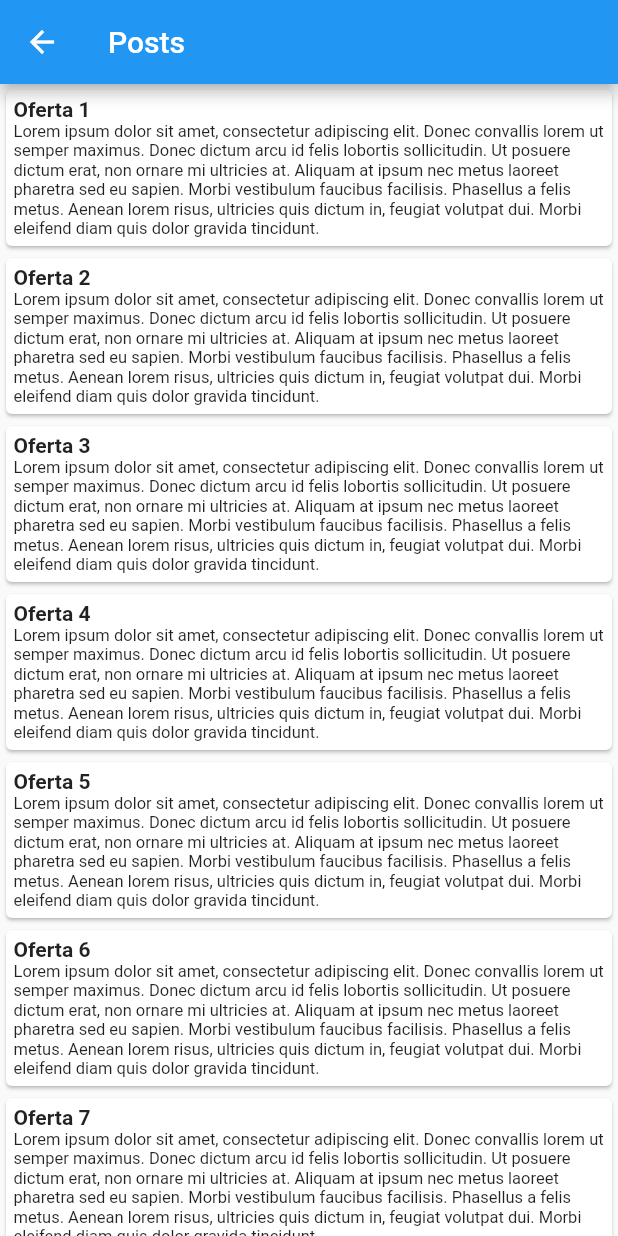
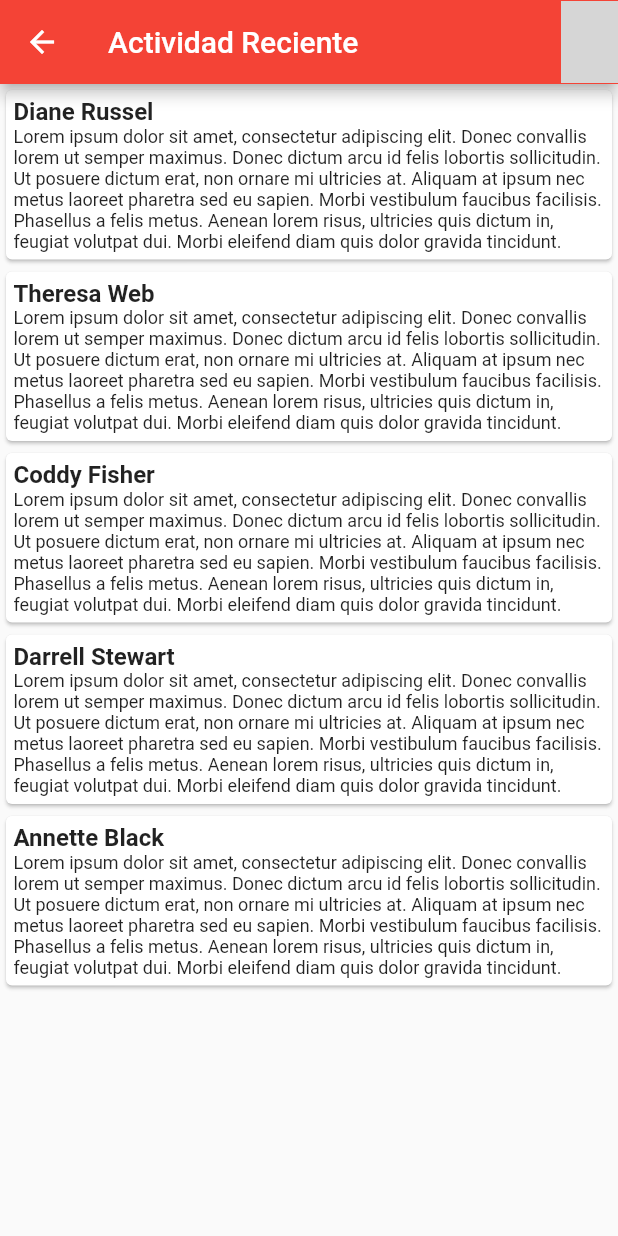
Before and after one commit to MinticUninorteAppMovil/VaultAnimeSprint1, a Flutter app: the ContentPage screen opened by its route, on a phone screen of 412 x 824 dp. Run offline on Flutter 3.47's test engine with Material 2 defaults, Android fonts, the phone set to English and light mode, and no system bars; network calls fail; grey boxes are pictures that could not be loaded.

Commit message:
actualizado Nov 24 16:28

```diff
--- a/lib/ui/app.dart
+++ b/lib/ui/app.dart
@@ -1,5 +1,6 @@
 import 'package:flutter/material.dart';
 import 'package:red_social/ui/pages/content.dart';
+import 'package:red_social/ui/pages/homepage.dart';
 import 'package:red_social/ui/pages/login.dart';
 import 'package:red_social/ui/pages/register.dart';
 
@@ -13,14 +14,15 @@ class App extends StatelessWidget {
       debugShowCheckedModeBanner: false,
       title: 'Red Social',
       theme: ThemeData(
-        primarySwatch: Colors.blue,
+        primarySwatch: Colors.red,
       ),
       initialRoute: '/',
       routes: {
         // When navigating to the "/" route, build the FirstScreen widget.
         '/': (context) => const LoginPage(title: 'Login',),
         '/register': (context) => const RegisterPage(title: 'Registro',),
-        '/content': (context) => const ContentPage(title: 'Posts'),
+        '/content': (context) => const ContentPage(title: 'Actividad Reciente'),
+        '/homepage': (context)=> const HomePageWidget(title: 'Hungaroo'),
       },
     );
   }
--- a/lib/ui/pages/content.dart
+++ b/lib/ui/pages/content.dart
@@ -11,22 +11,17 @@ class ContentPage extends StatefulWidget {
 
 class _ContentPageState extends State<ContentPage> {
   var listado = [
-    Post(1, 'Oferta 1',
+    Post(1, 'Diane Russel',
         'Lorem ipsum dolor sit amet, consectetur adipiscing elit. Donec convallis lorem ut semper maximus. Donec dictum arcu id felis lobortis sollicitudin. Ut posuere dictum erat, non ornare mi ultricies at. Aliquam at ipsum nec metus laoreet pharetra sed eu sapien. Morbi vestibulum faucibus facilisis. Phasellus a felis metus. Aenean lorem risus, ultricies quis dictum in, feugiat volutpat dui. Morbi eleifend diam quis dolor gravida tincidunt.'),
-    Post(2, 'Oferta 2',
+    Post(2, 'Theresa Web',
         'Lorem ipsum dolor sit amet, consectetur adipiscing elit. Donec convallis lorem ut semper maximus. Donec dictum arcu id felis lobortis sollicitudin. Ut posuere dictum erat, non ornare mi ultricies at. Aliquam at ipsum nec metus laoreet pharetra sed eu sapien. Morbi vestibulum faucibus facilisis. Phasellus a felis metus. Aenean lorem risus, ultricies quis dictum in, feugiat volutpat dui. Morbi eleifend diam quis dolor gravida tincidunt.'),
-    Post(3, 'Oferta 3',
+    Post(3, 'Coddy Fisher',
         'Lorem ipsum dolor sit amet, consectetur adipiscing elit. Donec convallis lorem ut semper maximus. Donec dictum arcu id felis lobortis sollicitudin. Ut posuere dictum erat, non ornare mi ultricies at. Aliquam at ipsum nec metus laoreet pharetra sed eu sapien. Morbi vestibulum faucibus facilisis. Phasellus a felis metus. Aenean lorem risus, ultricies quis dictum in, feugiat volutpat dui. Morbi eleifend diam quis dolor gravida tincidunt.'),
-    Post(4, 'Oferta 4',
+    Post(4, 'Darrell Stewart',
         'Lorem ipsum dolor sit amet, consectetur adipiscing elit. Donec convallis lorem ut semper maximus. Donec dictum arcu id felis lobortis sollicitudin. Ut posuere dictum erat, non ornare mi ultricies at. Aliquam at ipsum nec metus laoreet pharetra sed eu sapien. Morbi vestibulum faucibus facilisis. Phasellus a felis metus. Aenean lorem risus, ultricies quis dictum in, feugiat volutpat dui. Morbi eleifend diam quis dolor gravida tincidunt.'),
-    Post(5, 'Oferta 5',
+    Post(5, 'Annette Black',
         'Lorem ipsum dolor sit amet, consectetur adipiscing elit. Donec convallis lorem ut semper maximus. Donec dictum arcu id felis lobortis sollicitudin. Ut posuere dictum erat, non ornare mi ultricies at. Aliquam at ipsum nec metus laoreet pharetra sed eu sapien. Morbi vestibulum faucibus facilisis. Phasellus a felis metus. Aenean lorem risus, ultricies quis dictum in, feugiat volutpat dui. Morbi eleifend diam quis dolor gravida tincidunt.'),
-    Post(6, 'Oferta 6',
-        'Lorem ipsum dolor sit amet, consectetur adipiscing elit. Donec convallis lorem ut semper maximus. Donec dictum arcu id felis lobortis sollicitudin. Ut posuere dictum erat, non ornare mi ultricies at. Aliquam at ipsum nec metus laoreet pharetra sed eu sapien. Morbi vestibulum faucibus facilisis. Phasellus a felis metus. Aenean lorem risus, ultricies quis dictum in, feugiat volutpat dui. Morbi eleifend diam quis dolor gravida tincidunt.'),
-    Post(7, 'Oferta 7',
-        'Lorem ipsum dolor sit amet, consectetur adipiscing elit. Donec convallis lorem ut semper maximus. Donec dictum arcu id felis lobortis sollicitudin. Ut posuere dictum erat, non ornare mi ultricies at. Aliquam at ipsum nec metus laoreet pharetra sed eu sapien. Morbi vestibulum faucibus facilisis. Phasellus a felis metus. Aenean lorem risus, ultricies quis dictum in, feugiat volutpat dui. Morbi eleifend diam quis dolor gravida tincidunt.'),
-    Post(8, 'Oferta 8',
-        'Lorem ipsum dolor sit amet, consectetur adipiscing elit. Donec convallis lorem ut semper maximus. Donec dictum arcu id felis lobortis sollicitudin. Ut posuere dictum erat, non ornare mi ultricies at. Aliquam at ipsum nec metus laoreet pharetra sed eu sapien. Morbi vestibulum faucibus facilisis. Phasellus a felis metus. Aenean lorem risus, ultricies quis dictum in, feugiat volutpat dui. Morbi eleifend diam quis dolor gravida tincidunt.')
+
   ];
 
   @override
@@ -34,6 +29,17 @@ class _ContentPageState extends State<ContentPage> {
     return Scaffold(
       appBar: AppBar(
         title: Text(widget.title),
+        actions: [
+          Align(
+            alignment: AlignmentDirectional(0, 0),
+            child: Image.network(
+                    'https://p.kindpng.com/picc/s/70-706576_anime-kawaii-pollito-animeboy-cute-manga-freetoedit-profile.png',
+                    width: 38,
+                    height: 55,
+                    fit: BoxFit.cover,
+                  ),
+                ),
+        ],
       ),
       body: ListView.builder(
           itemCount: listado.length,
@@ -47,11 +53,11 @@ class _ContentPageState extends State<ContentPage> {
                   Text(
                     listado[i].name,
                     style: const TextStyle(
-                        fontWeight: FontWeight.bold, fontSize: 14.0),
+                        fontWeight: FontWeight.bold, fontSize: 16.0),
                   ),
                   Text(
                     listado[i].message,
-                    style: const TextStyle(fontSize: 11.0),
+                    style: const TextStyle(fontSize: 12.0),
                   )
                 ],
               ),
--- a/lib/ui/pages/login.dart
+++ b/lib/ui/pages/login.dart
@@ -63,7 +63,7 @@ class _LoginPageState extends State<LoginPage> {
       ),
       floatingActionButton: FloatingActionButton(
         onPressed: () {
-          Navigator.pushNamed(context, '/content');
+          Navigator.pushNamed(context, '/homepage');
         },
         tooltip: 'Login',
         child: const Icon(Icons.login),
```
Also changed, not shown: lib/ui/pages/homepage.dart (added, +89 -0 lines).
